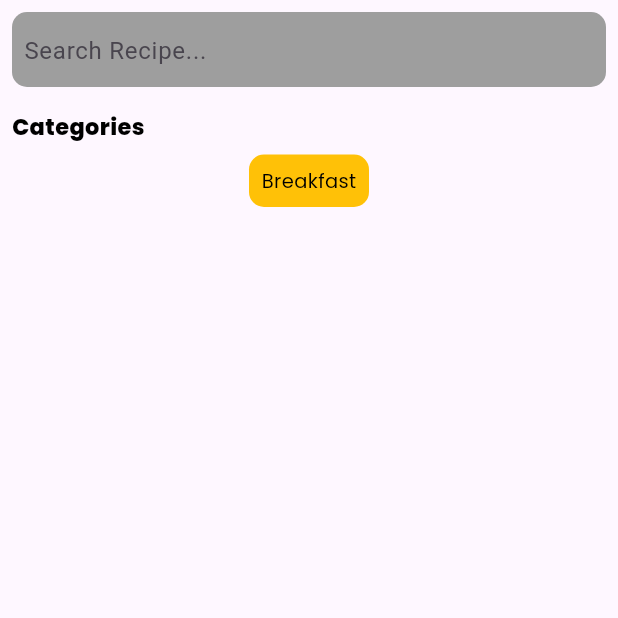
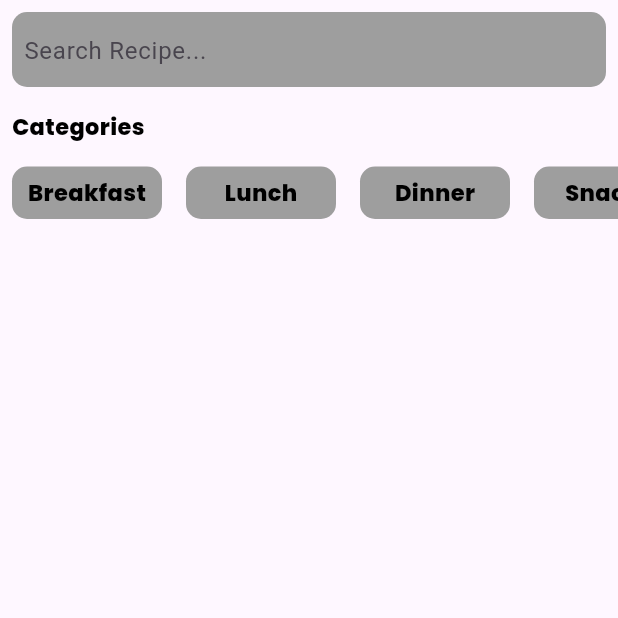
Before and after one commit to muhammadfazilkp/food_recipe_app, a Flutter app: the screen it shows after launch, after a tap on "Let it GO", on a phone screen of 412 x 824 dp, the top half of it. Run offline on Flutter 3.47's test engine with Material 2 defaults, Android fonts, the phone set to English and light mode, and no system bars; our stand-ins replace google_fonts.

Commit message:
categorys added the home feild

```diff
--- a/lib/view/screens/home_screen/home_page.dart
+++ b/lib/view/screens/home_screen/home_page.dart
@@ -1,8 +1,10 @@
 import 'package:flutter/material.dart';
 import 'package:food_recipe_app/core/text_style.dart';
+import 'package:food_recipe_app/view/screens/home_screen/widget/categori.dart';
 
 class HomeScreen extends StatelessWidget {
-  const HomeScreen({super.key});
+   HomeScreen({super.key});
+   final List<String> categories = ["Breakfast", "Lunch", "Dinner", "Snacks", "Dessert", "Drinks", "Vegetarian"];
 
   @override
   Widget build(BuildContext context) {
@@ -36,28 +38,7 @@ class HomeScreen extends StatelessWidget {
                     style: text,
                   )),
             ),
-            SingleChildScrollView(
-              scrollDirection: Axis.horizontal,
-              child: Row(
-                children: [
-                  Align(
-                    alignment: Alignment.topLeft,
-                    child: Container(
-                      height: 35,
-                      width: 80,
-                      decoration: BoxDecoration(
-                          color: Colors.amber,
-                          borderRadius: BorderRadius.circular(10)),
-                      child: Center(
-                          child: Text(
-                        'Breakfast',
-                        style: categori,
-                      )),
-                    ),
-                  )
-                ],
-              ),
-            )
+             CategoriWidget( categories: categories,)
           ],
         ),
       ),
--- /dev/null
+++ b/lib/view/screens/home_screen/widget/categori.dart
@@ -0,0 +1,50 @@
+import 'package:flutter/material.dart';
+import 'package:food_recipe_app/core/text_style.dart';
+
+
+
+
+class CategoriWidget extends StatelessWidget {
+  final List<String> categories;
+
+   CategoriWidget({required this.categories});
+
+  @override
+  Widget build(BuildContext context) {
+    return SingleChildScrollView(
+      scrollDirection: Axis.horizontal,
+      child: Row(
+        children: categories.map((category) {
+          return CategoryItem(name: category);
+        }).toList(),
+      ),
+    );
+  }
+}
+
+class CategoryItem extends StatelessWidget {
+  final String name;
+
+  CategoryItem({required this.name});
+
+  @override
+  Widget build(BuildContext context) {
+    return Container(
+      height: 35,
+      width: 100,
+       // Adjust the width as needed
+      margin: const  EdgeInsets.all(8.0),
+       // Add some spacing between categories
+      decoration: BoxDecoration(
+        color: Colors.grey,
+        borderRadius: BorderRadius.circular(10),
+      ),
+      child: Center(
+        child: Text(
+          name,
+          style: text,
+        ),
+      ),
+    );
+  }
+}
--- a/lib/view/screens/splash_Screen/spalash_screen.dart
+++ b/lib/view/screens/splash_Screen/spalash_screen.dart
@@ -36,7 +36,7 @@ class SplashScreen extends StatelessWidget {
                 height: 50,
                 child: ElevatedButton(
                     onPressed: () {
-                      Navigator.of(context).push(MaterialPageRoute(builder: (context)=> const HomeScreen()));
+                      Navigator.of(context).push(MaterialPageRoute(builder: (context)=>  HomeScreen()));
                     },
                     style: const ButtonStyle(
                       backgroundColor: MaterialStatePropertyAll(
```
